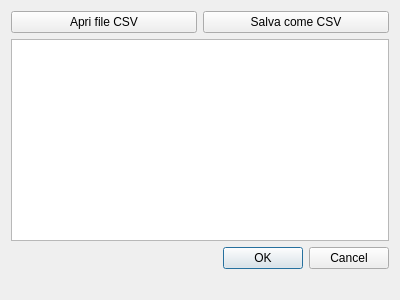
This is forms/tableeditor.ui in zorbaproject/Bran as Qt 5 draws it before an edit. The edited form follows.
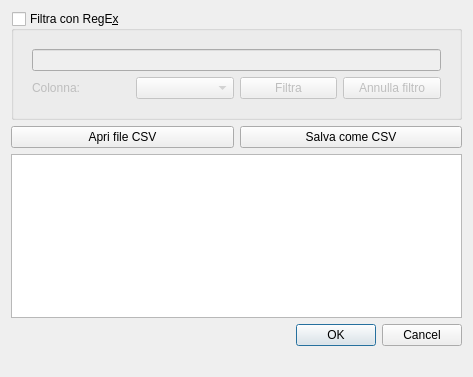
This is the edited form.

Commit message: Filtro in tableeditor

Diff of the .ui file:
```diff
--- a/forms/tableeditor.ui
+++ b/forms/tableeditor.ui
@@ -6,14 +6,66 @@
    <rect>
     <x>0</x>
     <y>0</y>
-    <width>400</width>
-    <height>300</height>
+    <width>473</width>
+    <height>377</height>
    </rect>
   </property>
   <property name="windowTitle">
    <string>Dialog</string>
   </property>
   <layout class="QVBoxLayout" name="verticalLayout">
+   <item>
+    <widget class="QGroupBox" name="filterGroup">
+     <property name="title">
+      <string>Filtra con RegE&amp;x</string>
+     </property>
+     <property name="checkable">
+      <bool>true</bool>
+     </property>
+     <property name="checked">
+      <bool>false</bool>
+     </property>
+     <layout class="QVBoxLayout" name="verticalLayout_2">
+      <item>
+       <widget class="QWidget" name="filterWidget" native="true">
+        <layout class="QVBoxLayout" name="verticalLayout_3">
+         <item>
+          <widget class="QLineEdit" name="cfilter"/>
+         </item>
+         <item>
+          <layout class="QHBoxLayout" name="horizontalLayout_3">
+           <item>
+            <widget class="QLabel" name="label">
+             <property name="text">
+              <string>Colonna:</string>
+             </property>
+            </widget>
+           </item>
+           <item>
+            <widget class="QComboBox" name="ccolumn"/>
+           </item>
+           <item>
+            <widget class="QPushButton" name="dofiltra">
+             <property name="text">
+              <string>Filtra</string>
+             </property>
+            </widget>
+           </item>
+           <item>
+            <widget class="QPushButton" name="cancelfiltro">
+             <property name="text">
+              <string>Annulla filtro</string>
+             </property>
+            </widget>
+           </item>
+          </layout>
+         </item>
+        </layout>
+       </widget>
+      </item>
+     </layout>
+    </widget>
+   </item>
    <item>
     <layout class="QHBoxLayout" name="horizontalLayout">
      <item>
```
The commit also changes 1 other file.
